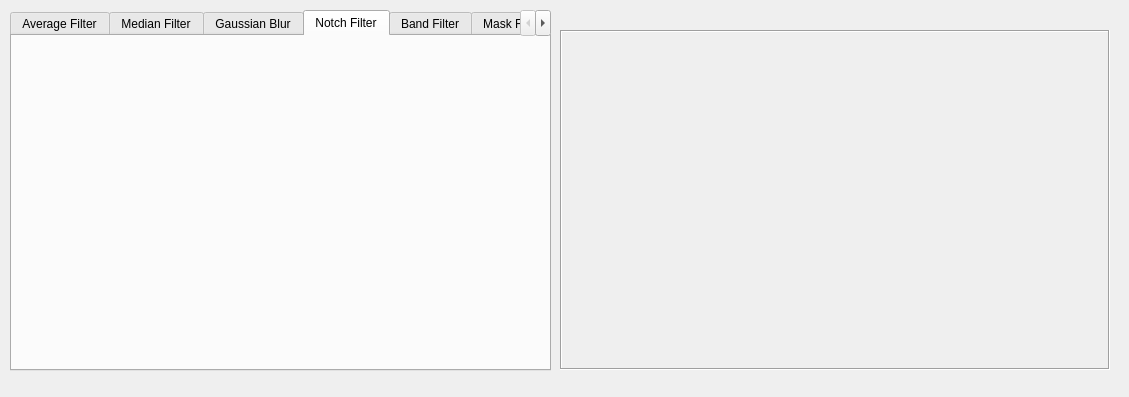
Qt form gui/noiseRemove_ui.ui (atazmi/Image-Processing-GUI-ToolBox) before a commit.
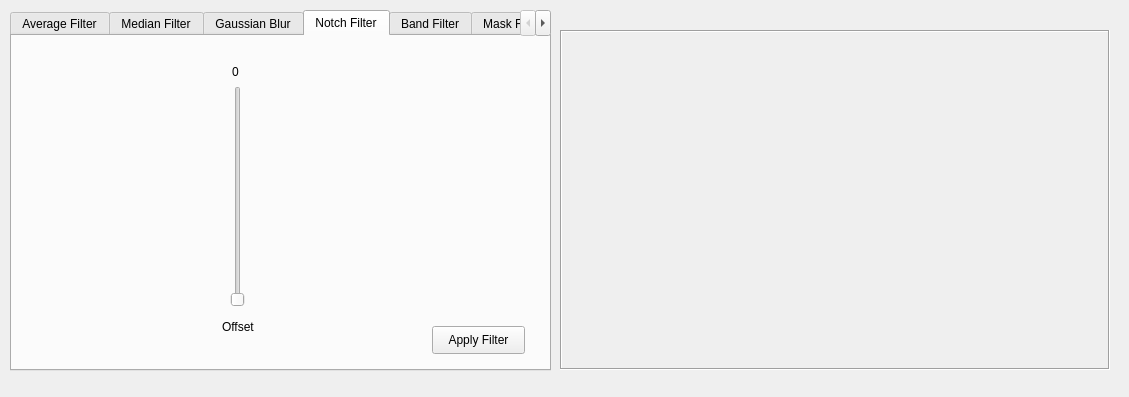
The same form after that commit. The open tabs and pages were chosen to show the change.

```diff
--- a/gui/noiseRemove_ui.ui
+++ b/gui/noiseRemove_ui.ui
@@ -449,6 +449,82 @@
     <attribute name="title">
      <string>Notch Filter</string>
     </attribute>
+    <widget class="QLabel" name="label_5">
+     <property name="geometry">
+      <rect>
+       <x>210</x>
+       <y>280</y>
+       <width>81</width>
+       <height>21</height>
+      </rect>
+     </property>
+     <property name="text">
+      <string>Offset</string>
+     </property>
+     <property name="textFormat">
+      <enum>Qt::AutoText</enum>
+     </property>
+    </widget>
+    <widget class="QLabel" name="slider7_counter">
+     <property name="geometry">
+      <rect>
+       <x>220</x>
+       <y>20</y>
+       <width>31</width>
+       <height>31</height>
+      </rect>
+     </property>
+     <property name="text">
+      <string>0</string>
+     </property>
+     <property name="textFormat">
+      <enum>Qt::AutoText</enum>
+     </property>
+    </widget>
+    <widget class="QSlider" name="slider7">
+     <property name="geometry">
+      <rect>
+       <x>210</x>
+       <y>50</y>
+       <width>31</width>
+       <height>221</height>
+      </rect>
+     </property>
+     <property name="minimum">
+      <number>0</number>
+     </property>
+     <property name="maximum">
+      <number>1000</number>
+     </property>
+     <property name="singleStep">
+      <number>1</number>
+     </property>
+     <property name="value">
+      <number>0</number>
+     </property>
+     <property name="tracking">
+      <bool>true</bool>
+     </property>
+     <property name="orientation">
+      <enum>Qt::Vertical</enum>
+     </property>
+    </widget>
+    <widget class="QPushButton" name="apply_button_3">
+     <property name="enabled">
+      <bool>true</bool>
+     </property>
+     <property name="geometry">
+      <rect>
+       <x>420</x>
+       <y>290</y>
+       <width>93</width>
+       <height>28</height>
+      </rect>
+     </property>
+     <property name="text">
+      <string>Apply Filter</string>
+     </property>
+    </widget>
    </widget>
    <widget class="QWidget" name="tab_5">
     <attribute name="title">
```
Left out of the diff: 78 changed lines with no effect on the pictures.
